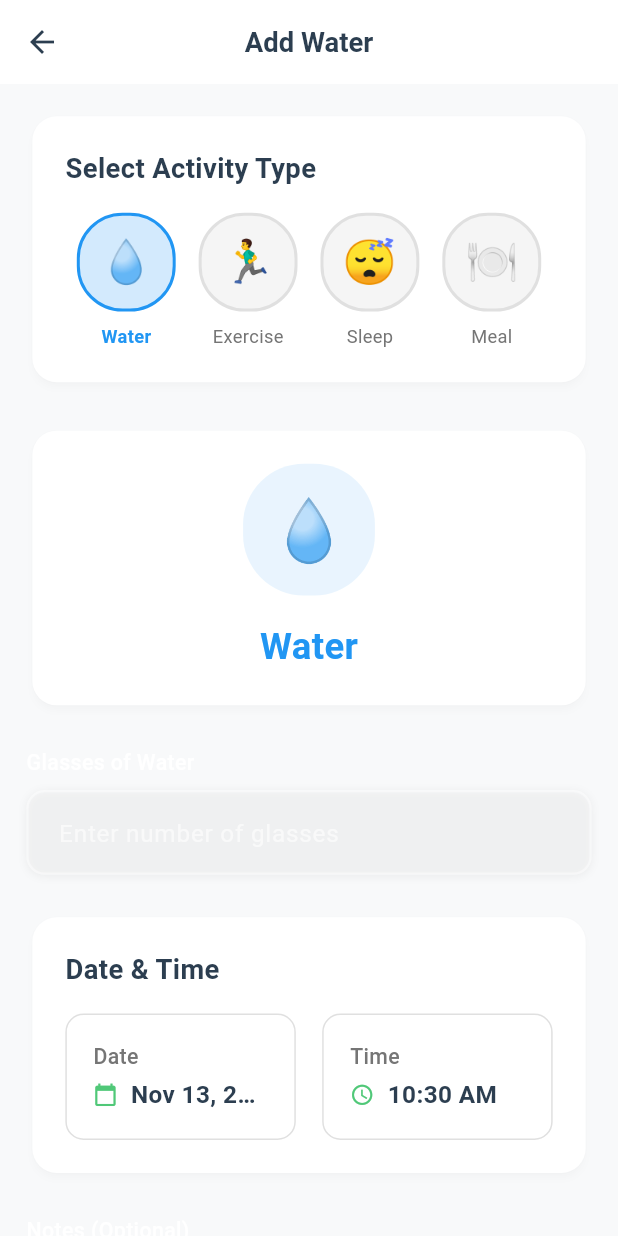
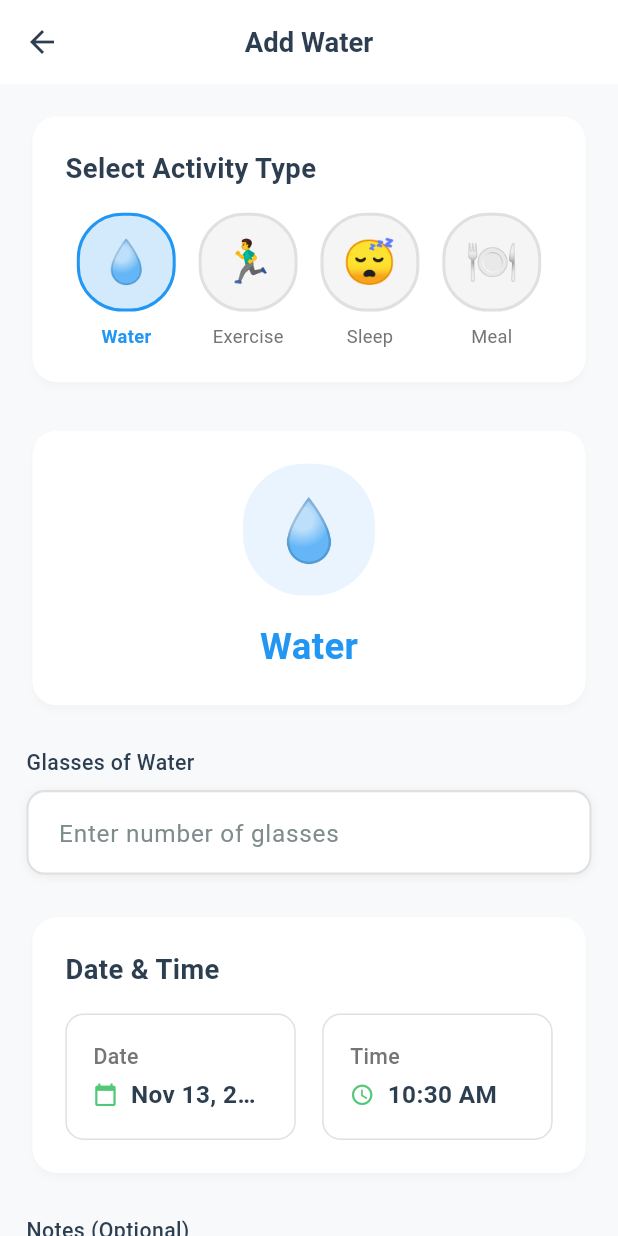
Before and after one commit to Kuruzukel/HTMAD, a Flutter app: the AddActivityScreen screen opened directly, on a phone screen of 412 x 824 dp. Run offline on Flutter 3.47's test engine with Material 3 defaults, Android fonts, the phone set to English and light mode, and no system bars; our stand-ins replace cloud_firestore, connectivity_plus, firebase_auth, firebase_core, fl_chart, flutter_local_notifications and 3 more; accounts and stored records are empty; Roboto replaces fonts that are missing (Poppins).

```diff
--- a/lib/presentation/screens/auth/forgot_password_screen.dart
+++ b/lib/presentation/screens/auth/forgot_password_screen.dart
@@ -311,6 +311,7 @@ class _ForgotPasswordScreenState extends State<ForgotPasswordScreen> {
               hint: 'Enter your email',
               keyboardType: TextInputType.emailAddress,
               prefixIcon: Icons.email_outlined,
+              useAuthColors: true,
               validator: (value) {
                 if (value == null || value.isEmpty) {
                   return 'Please enter your email';
--- a/lib/presentation/screens/auth/login_screen.dart
+++ b/lib/presentation/screens/auth/login_screen.dart
@@ -294,6 +294,7 @@ class _LoginScreenState extends State<LoginScreen> {
                   hint: 'Enter your email',
                   keyboardType: TextInputType.emailAddress,
                   prefixIcon: Icons.email_outlined,
+                  useAuthColors: true,
                   validator: (value) {
                     if (value == null || value.isEmpty) {
                       return 'Please enter your email';
@@ -312,11 +313,12 @@ class _LoginScreenState extends State<LoginScreen> {
                   hint: 'Enter your password',
                   obscureText: _obscurePassword,
                   prefixIcon: Icons.lock_outline,
+                  useAuthColors: true,
                   suffixIcon: IconButton(
                     icon: Icon(
                       _obscurePassword
-                          ? Icons.visibility
-                          : Icons.visibility_off,
+                          ? Icons.visibility_off
+                          : Icons.visibility,
                       color: Colors.black,
                     ),
                     onPressed: () {
--- a/lib/presentation/widgets/custom_text_field.dart
+++ b/lib/presentation/widgets/custom_text_field.dart
@@ -26,6 +26,7 @@ class CustomTextField extends StatefulWidget {
   final FocusNode? focusNode;
   final bool autofocus;
   final TextCapitalization textCapitalization;
+  final bool useAuthColors;
 
   const CustomTextField({
     super.key,
@@ -50,6 +51,7 @@ class CustomTextField extends StatefulWidget {
     this.focusNode,
     this.autofocus = false,
     this.textCapitalization = TextCapitalization.none,
+    this.useAuthColors = false,
   });
 
   @override
@@ -97,7 +99,9 @@ class _CustomTextFieldState extends State<CustomTextField> {
             style: TextStyle(
               fontSize: 14.sp,
               fontWeight: FontWeight.w500,
-              color: Colors.white,
+              color: widget.useAuthColors
+                  ? Colors.white
+                  : (isDark ? AppTheme.darkTextColor : AppTheme.lightTextColor),
             ),
           ),
           SizedBox(height: 8.h),
@@ -141,46 +145,66 @@ class _CustomTextFieldState extends State<CustomTextField> {
             textCapitalization: widget.textCapitalization,
             style: TextStyle(
               fontSize: 16.sp,
-              color: Colors.white,
+              color: widget.useAuthColors
+                  ? Colors.white
+                  : (isDark ? AppTheme.darkTextColor : AppTheme.lightTextColor),
               fontFamily: 'Poppins',
             ),
             decoration: InputDecoration(
               hintText: widget.hint,
               hintStyle: TextStyle(
                 fontSize: 16.sp,
-                color: Colors.white.withValues(alpha: 0.6),
+                color: widget.useAuthColors
+                    ? Colors.white.withValues(alpha: 0.6)
+                    : (isDark
+                        ? AppTheme.darkTextSecondaryColor
+                        : AppTheme.lightTextSecondaryColor),
                 fontFamily: 'Poppins',
               ),
               prefixIcon: widget.prefixIcon != null
                   ? Icon(
                       widget.prefixIcon,
-                      color: _isFocused
-                          ? Colors.white
-                          : Colors.white.withValues(alpha: 0.7),
+                      color: widget.useAuthColors
+                          ? (_isFocused
+                              ? Colors.white
+                              : Colors.white.withValues(alpha: 0.7))
+                          : (isDark
+                              ? AppTheme.darkTextSecondaryColor
+                              : AppTheme.lightTextSecondaryColor),
                       size: 20.sp,
                     )
                   : null,
               suffixIcon: widget.suffixIcon,
               filled: true,
-              fillColor: Colors.white.withValues(alpha: 0.15),
+              fillColor: widget.useAuthColors
+                  ? Colors.white.withValues(alpha: 0.15)
+                  : (isDark
+                      ? AppTheme.darkSurfaceColor
+                      : AppTheme.lightSurfaceColor),
               border: OutlineInputBorder(
                 borderRadius: BorderRadius.circular(12.r),
                 borderSide: BorderSide(
-                  color: Colors.white.withValues(alpha: 0.4),
+                  color: widget.useAuthColors
+                      ? Colors.white.withValues(alpha: 0.4)
+                      : Colors.grey.shade300,
                   width: 1.5,
                 ),
               ),
               enabledBorder: OutlineInputBorder(
                 borderRadius: BorderRadius.circular(12.r),
                 borderSide: BorderSide(
-                  color: Colors.white.withValues(alpha: 0.4),
+                  color: widget.useAuthColors
+                      ? Colors.white.withValues(alpha: 0.4)
+                      : Colors.grey.shade300,
                   width: 1.5,
                 ),
               ),
               focusedBorder: OutlineInputBorder(
                 borderRadius: BorderRadius.circular(12.r),
                 borderSide: BorderSide(
-                  color: Colors.white.withValues(alpha: 0.8),
+                  color: widget.useAuthColors
+                      ? Colors.white.withValues(alpha: 0.8)
+                      : AppTheme.primaryColor,
                   width: 2,
                 ),
               ),
@@ -217,7 +241,9 @@ class _CustomTextFieldState extends State<CustomTextField> {
               ),
               errorStyle: TextStyle(
                 fontSize: 12.sp,
-                color: Colors.white,
+                color: widget.useAuthColors
+                    ? Colors.white
+                    : AppTheme.accentColor,
                 fontFamily: 'Poppins',
               ),
             ),
```
Also changed, not shown: lib/presentation/screens/auth/register_screen.dart (+6 -2 lines), lib/presentation/screens/progress/widgets/progress_chart_card.dart (+8 -1 lines).
